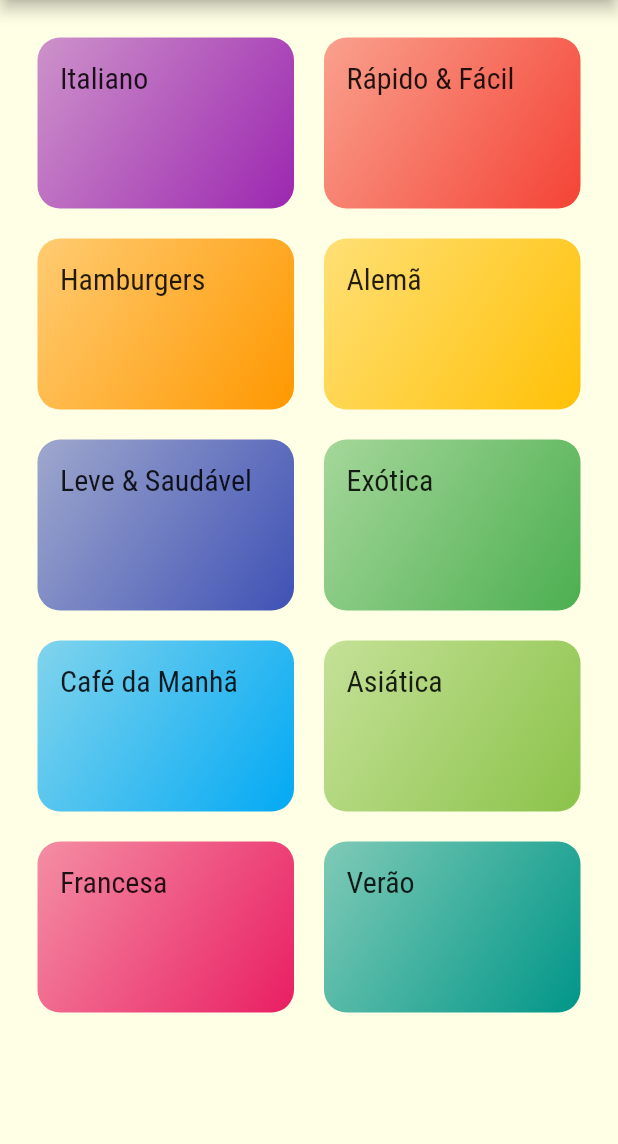
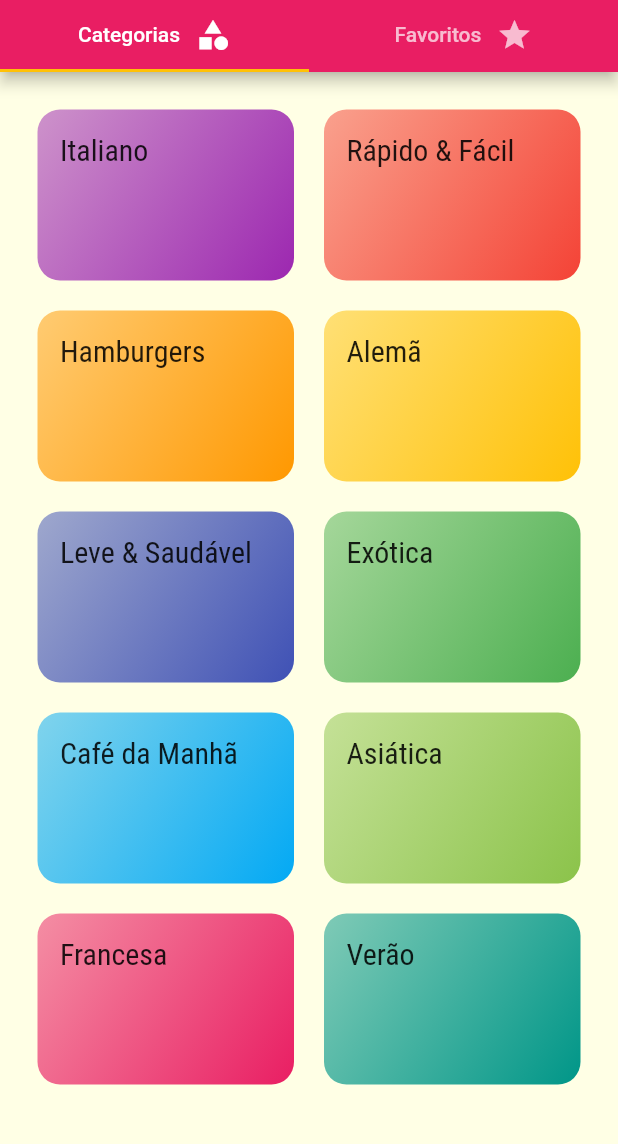
Before and after one commit to Bernardo-Junior/meals_app, a Flutter app: the screen it shows after launch, on a phone screen of 412 x 824 dp, the part 84-1228 px from its top. Run offline on Flutter 3.47's test engine with Material 2 defaults, Android fonts, the phone set to English and light mode, and no system bars; Roboto replaces fonts that are missing (Releway).

Commit message:
feat(tab-bar): adding top-tab-bar

```diff
--- a/lib/main.dart
+++ b/lib/main.dart
@@ -1,5 +1,6 @@
 import 'package:flutter/material.dart';
 
+import './screens/tab_screen.dart';
 import './screens/categories_screen.dart';
 import './screens/catogories_meals_screen.dart';
 import './screens/meal_detail_screen.dart';
@@ -26,7 +27,7 @@ class MyApp extends StatelessWidget {
             ),
       ),
       routes: {
-        AppRoutes.HOME: (ctx) => CategoriesScreen(),
+        AppRoutes.HOME: (ctx) => TabScreen(),
         AppRoutes.CATEGORIES_MEALS: (ctx) => CategoriesMealsScreen(),
         AppRoutes.MEAL_DETAILS: (ctx) => MealDetailScreen()
       },
--- a/lib/screens/categories_screen.dart
+++ b/lib/screens/categories_screen.dart
@@ -15,12 +15,7 @@ class CategoriesScreen extends StatelessWidget {
         statusBarColor: Colors.pink, // status bar color
       ),
     );
-    return Scaffold(
-      appBar: AppBar(
-        title: Text('Vamos Cozinhar?'),
-        centerTitle: true,
-      ),
-      body: GridView(
+    return GridView(
       padding: const EdgeInsets.all(25),
       gridDelegate: SliverGridDelegateWithMaxCrossAxisExtent(
           maxCrossAxisExtent: 200,
@@ -30,7 +25,6 @@ class CategoriesScreen extends StatelessWidget {
       children: DUMMY_CATEGORIES.map((cat) {
         return CategoryItem(cat);
       }).toList(),
-      ),
     );
   }
 }
--- /dev/null
+++ b/lib/screens/favorite_screen.dart
@@ -0,0 +1,12 @@
+import 'package:flutter/material.dart';
+
+class FavoriteScreen extends StatelessWidget {
+  const FavoriteScreen({Key? key}) : super(key: key);
+
+  @override
+  Widget build(BuildContext context) {
+    return Center(
+      child: Text("Minhas Refeições Favoritas"),
+    );
+  }
+}
--- /dev/null
+++ b/lib/screens/tab_screen.dart
@@ -0,0 +1,56 @@
+import 'package:flutter/material.dart';
+import 'categories_screen.dart';
+import 'favorite_screen.dart';
+
+class TabScreen extends StatelessWidget {
+  const TabScreen({Key? key}) : super(key: key);
+
+  @override
+  Widget build(BuildContext context) {
+    return DefaultTabController(
+      length: 2,
+      child: Scaffold(
+        appBar: AppBar(
+          title: Text('Vamos Cozinhar?'),
+          centerTitle: true,
+          bottom: TabBar(
+            tabs: [
+              Tab(
+                // icon: Icon(Icons.category),
+                // text: 'Categorias',
+                child: Row(
+                  mainAxisAlignment: MainAxisAlignment.center,
+                  children: [
+                    Text('Categorias'),
+                    SizedBox(
+                      width: 10,
+                    ),
+                    Icon(Icons.category),
+                  ],
+                ),
+              ),
+              Tab(
+                child: Row(
+                  mainAxisAlignment: MainAxisAlignment.center,
+                  children: [
+                    Text('Favoritos'),
+                    SizedBox(
+                      width: 10,
+                    ),
+                    Icon(Icons.star),
+                  ],
+                ),
+              )
+            ],
+          ),
+        ),
+        body: TabBarView(
+          children: [
+            CategoriesScreen(),
+            FavoriteScreen(),
+          ],
+        ),
+      ),
+    );
+  }
+}
```
Lines whose indentation alone changed are shown as unchanged.
